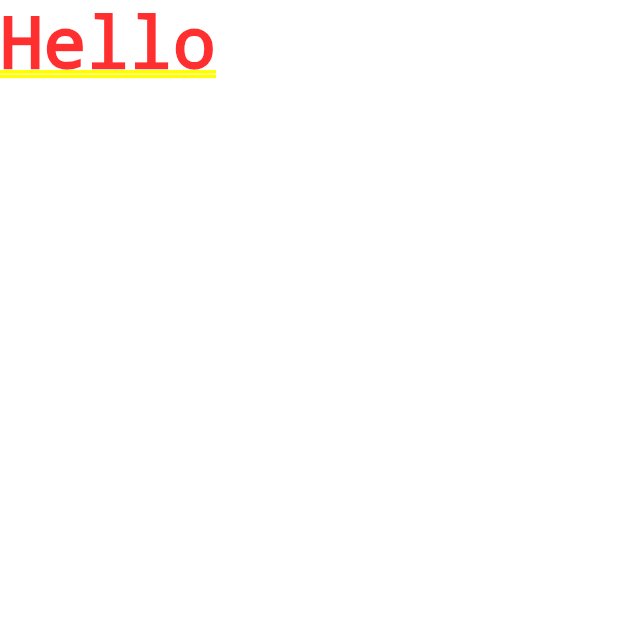
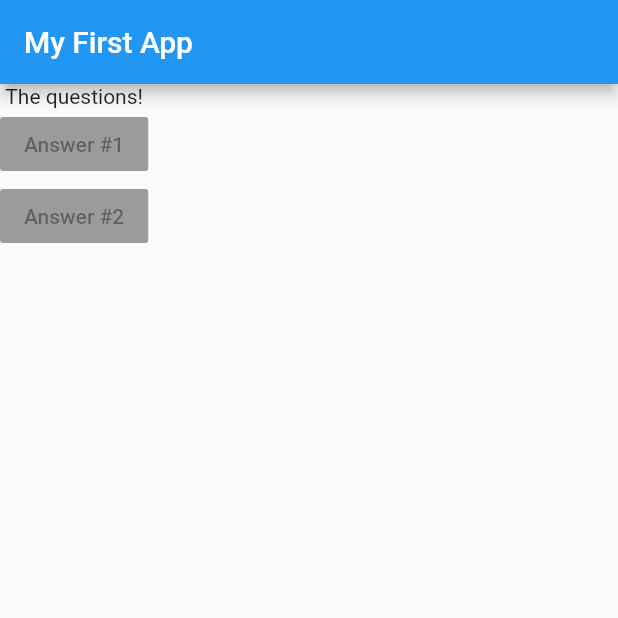
Before and after one commit to clshu/flutter_complete_guide, a Flutter app: the screen it shows after launch, on a phone screen of 412 x 824 dp, the top half of it. Run offline on Flutter 3.47's test engine with Material 2 defaults, Android fonts, the phone set to English and light mode, and no system bars.

Commit message:
Use Layout Widget
1. Use Column in body to show multiple widgets.
2. Add Text and RasiedButton.
3. Disable the striketrue in VSCode. Use RaisedButton for consitency.
4. The new widget is ElevatedButton. Its default value is different from
RaisedButton.

```diff
--- a/lib/main.dart
+++ b/lib/main.dart
@@ -7,8 +7,30 @@ void main() {
 class MyApp extends StatelessWidget {
   @override
   Widget build(BuildContext context) {
+    var questions = [
+      'What\'s your favarite color?',
+      'What\'s your favorite animal?',
+    ];
+
     return MaterialApp(
-      home: Text('Hello'),
+      home: Scaffold(
+        appBar: AppBar(
+          title: Text('My First App'),
+        ),
+        body: Column(
+          children: [
+            Text('The questions!'),
+            RaisedButton(
+              child: Text('Answer #1'),
+              onPressed: null,
+            ),
+            RaisedButton(
+              child: Text('Answer #2'),
+              onPressed: null,
+            ),
+          ],
+        ),
+      ),
     );
   }
 }
```
